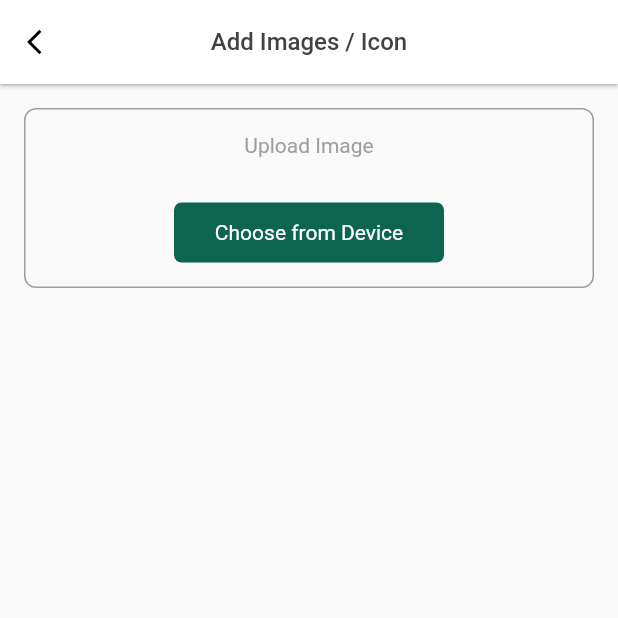
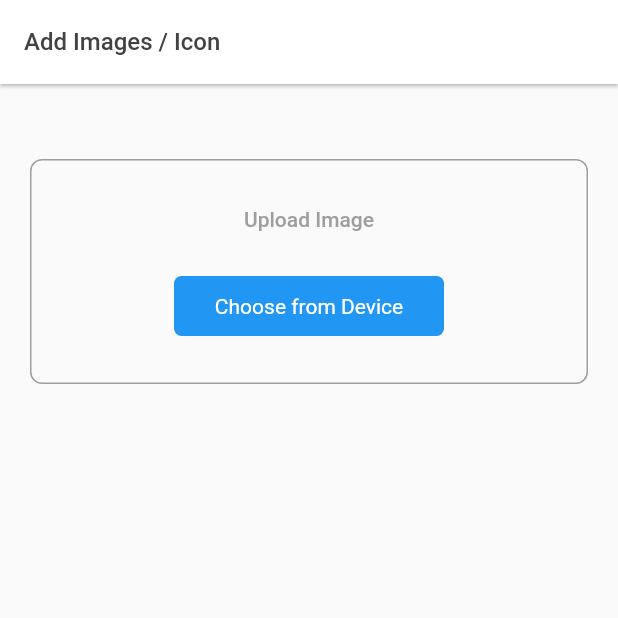
Before and after one commit to Jaat0050/photo_filter_flutter_app, a Flutter app: the screen it shows after launch, after a tap on "Choose from Device", on a phone screen of 412 x 824 dp, the top half of it. Run offline on Flutter 3.47's test engine with Material 2 defaults, Android fonts, the phone set to English and light mode, and no system bars; our stand-ins replace double_back_to_close_app, flutter_screenutil, image_cropper, image_picker; Roboto replaces fonts that are missing (DM_Sans).

Commit message:
app redesigned

```diff
--- a/lib/App/home_page.dart
+++ b/lib/App/home_page.dart
@@ -40,22 +40,18 @@ class _HomePageState extends State<HomePage> {
         // Crop the image
         final croppedFile = await ImageCropper().cropImage(
           sourcePath: imagePicked.path,
-          aspectRatio: const CropAspectRatio(ratioX: 1, ratioY: 1),
+
+          // aspectRatio: const CropAspectRatio(ratioX: 1, ratioY: 1),
           compressQuality: 100,
           maxWidth: 1800,
           maxHeight: 1800,
           compressFormat: ImageCompressFormat.jpg,
           uiSettings: [
             AndroidUiSettings(
-              toolbarColor: Colors.black,
-              cropFrameStrokeWidth: 3,
+              toolbarColor: Colors.blue,
               toolbarWidgetColor: Colors.white,
               initAspectRatio: CropAspectRatioPreset.original,
               lockAspectRatio: false,
-              cropFrameColor: Colors.white,
-              dimmedLayerColor: Colors.grey[800],
-              activeControlsWidgetColor: const Color.fromARGB(255, 14, 101, 79),
-              showCropGrid: false,
             ),
             IOSUiSettings(
               minimumAspectRatio: 1.0,
@@ -173,16 +169,7 @@ class _HomePageState extends State<HomePage> {
       appBar: AppBar(
         elevation: 1,
         backgroundColor: Colors.white,
-        leading: IconButton(
-          icon: const Icon(
-            Icons.arrow_back_ios,
-            size: 20,
-            color: Colors.black,
-          ),
-          onPressed: () {
-            Navigator.pop(context);
-          },
-        ),
+        automaticallyImplyLeading: false,
         title: Text(
           'Add Images / Icon',
           style: TextStyle(
@@ -191,14 +178,17 @@ class _HomePageState extends State<HomePage> {
             fontFamily: 'DM_Sans',
           ),
         ),
-        centerTitle: true,
+        centerTitle: false,
       ),
       body: Column(
         children: [
+          SizedBox(
+            height: 20,
+          ),
           Padding(
-            padding: const EdgeInsets.all(16.0),
+            padding: const EdgeInsets.symmetric(vertical: 30, horizontal: 20),
             child: Container(
-              height: 120,
+              height: 150,
               padding: const EdgeInsets.symmetric(vertical: 16.0),
               width: double.infinity,
               decoration: BoxDecoration(
@@ -206,13 +196,13 @@ class _HomePageState extends State<HomePage> {
                 borderRadius: BorderRadius.circular(8.0),
               ),
               child: Column(
-                mainAxisAlignment: MainAxisAlignment.spaceBetween,
+                mainAxisAlignment: MainAxisAlignment.spaceAround,
                 children: [
                   const Text(
                     'Upload Image',
                     style: TextStyle(
                       color: Colors.grey,
-                      fontWeight: FontWeight.w400,
+                      fontWeight: FontWeight.w500,
                     ),
                   ),
                   GestureDetector(
@@ -224,7 +214,7 @@ class _HomePageState extends State<HomePage> {
                       width: 180,
                       padding: const EdgeInsets.all(10),
                       decoration: BoxDecoration(
-                          color: const Color.fromARGB(255, 14, 101, 79),
+                          color: Colors.blue,
                           borderRadius: BorderRadius.circular(5)),
                       child: const Center(
                         child: Text(
--- a/lib/main.dart
+++ b/lib/main.dart
@@ -1,20 +1,65 @@
+import 'package:double_back_to_close_app/double_back_to_close_app.dart';
+import 'package:flutter/services.dart';
+import 'package:flutter_screenutil/flutter_screenutil.dart';
 import 'package:photo_filter_app/App/home_page.dart';
 import 'package:flutter/material.dart';
 
 void main() {
+  WidgetsFlutterBinding.ensureInitialized();
+
+  SystemChrome.setSystemUIOverlayStyle(SystemUiOverlayStyle(
+    statusBarColor: Colors.blue,
+    statusBarIconBrightness: Brightness.dark,
+  ));
   runApp(const MyApp());
 }
 
 class MyApp extends StatelessWidget {
   const MyApp({super.key});
 
-  // This widget is the root of your application.
   @override
   Widget build(BuildContext context) {
-    return const MaterialApp(
-      debugShowCheckedModeBanner: false,
-      title: 'Flutter Demo',
-      home: HomePage(),
+    return ScreenUtilInit(
+      useInheritedMediaQuery: true,
+      designSize: Size(MediaQuery.of(context).size.width,
+          MediaQuery.of(context).size.height),
+      minTextAdapt: true,
+      splitScreenMode: true,
+      builder: (context, child) {
+        return MaterialApp(
+          debugShowCheckedModeBanner: false,
+          title: 'Photo Editing App',
+          theme: ThemeData(
+            colorScheme: ColorScheme.fromSeed(seedColor: Colors.white),
+            useMaterial3: false,
+          ),
+          home: Scaffold(
+            body: DoubleBackToCloseApp(
+              snackBar: SnackBar(
+                backgroundColor: const Color(0xffF3F5F7),
+                shape: ShapeBorder.lerp(
+                  RoundedRectangleBorder(
+                    borderRadius: BorderRadius.circular(2.0),
+                  ),
+                  const StadiumBorder(),
+                  0.2,
+                )!,
+                width: 200,
+                behavior: SnackBarBehavior.floating,
+                content: Text(
+                  'double tap to exit app',
+                  style: TextStyle(
+                    color: Colors.blue,
+                  ),
+                  textAlign: TextAlign.center,
+                ),
+                duration: const Duration(seconds: 1),
+              ),
+              child: HomePage(),
+            ),
+          ),
+        );
+      },
     );
   }
 }
--- a/pubspec.yaml
+++ b/pubspec.yaml
@@ -15,6 +15,10 @@ dependencies:
   image_cropper: ^5.0.0
   image_picker: ^1.0.4
   image: ^4.0.17
+  double_back_to_close_app: ^2.1.0
+  flutter_screenutil: ^5.9.0
+
+
 
 dev_dependencies:
   flutter_test:
```
Also changed, not shown: pubspec.lock, 1 other file.
